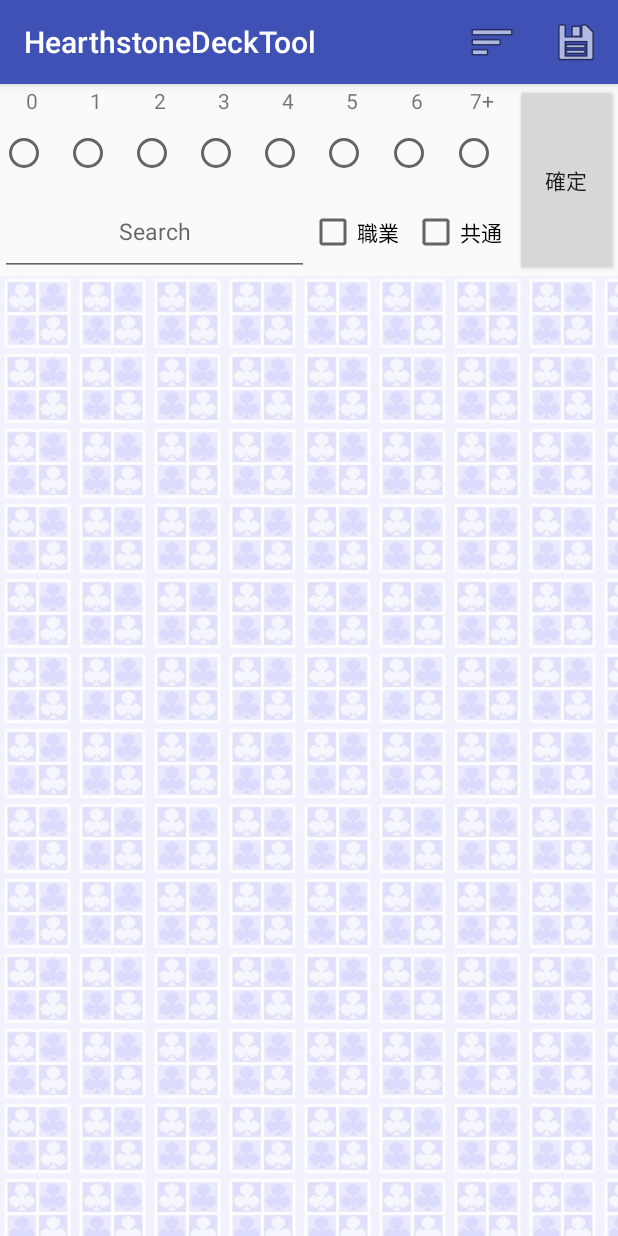
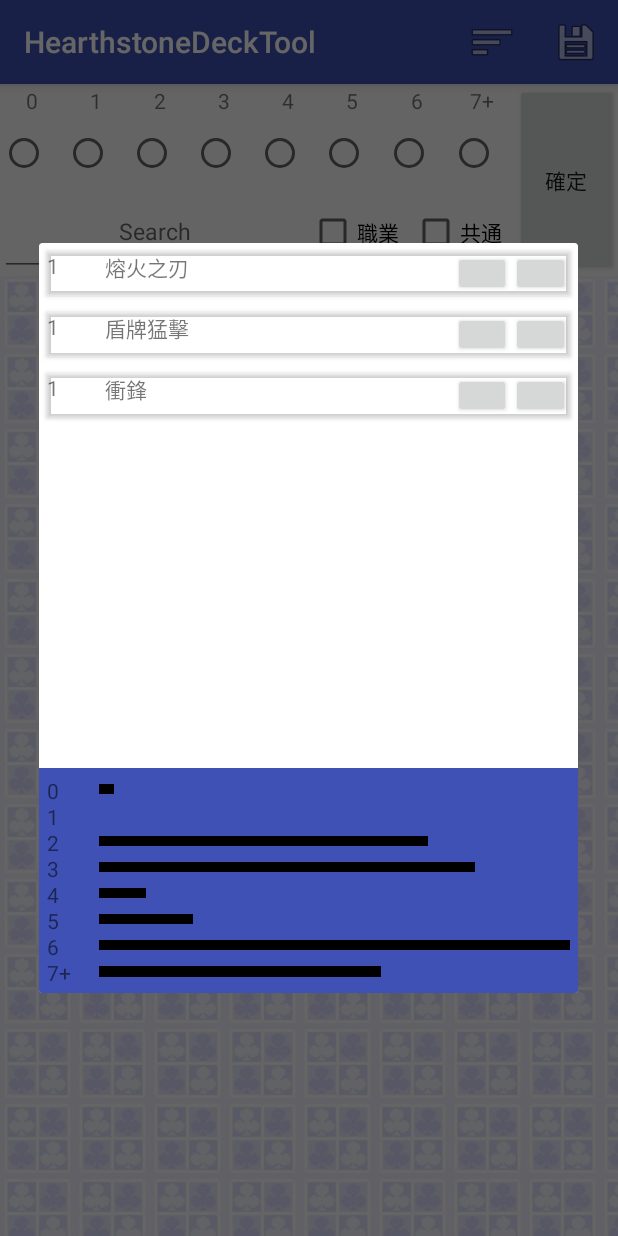
Before and after one commit to mistus/HearthstoneDeckTool, an Android app: the DeckEditActivity screen opened directly, with no data from a screen before it, after a tap on "deckDetailIcon", on a phone screen of 412 x 824 dp. Run offline under Robolectric (Android 15) with nearby library versions, the phone set to English and light mode, and no system bars; 2 statements that could not run were skipped.

Commit message:
add_deck_detail_UI_test

```diff
--- a/app/src/main/java/mistus/hearthstonedecktool/Activity/DeckEditActivity.java
+++ b/app/src/main/java/mistus/hearthstonedecktool/Activity/DeckEditActivity.java
@@ -1,5 +1,6 @@
 package mistus.hearthstonedecktool.Activity;
 
+import android.app.DialogFragment;
 import android.content.Intent;
 import android.database.Cursor;
 import android.database.sqlite.SQLiteDatabase;
@@ -17,10 +18,10 @@ import android.widget.EditText;
 import android.widget.RadioButton;
 import android.widget.RadioGroup;
 import android.view.Menu;
-import java.util.ArrayList;
 import mistus.hearthstonedecktool.CardView.Card.CardRecycleViewAdapter;
 import mistus.hearthstonedecktool.Common.Common;
 import mistus.hearthstonedecktool.Database.DeckToolDatabaseHelper;
+import mistus.hearthstonedecktool.FragmentDialog.deck_list_detail_fragment_dialog;
 import mistus.hearthstonedecktool.R;
 
 
@@ -31,7 +32,7 @@ public class DeckEditActivity extends AppCompatActivity {
     private String careerName;
     private int careerNameId;
     private String TypeName;
-    private ArrayList cardList;
+    private int[] cardList;
 
     private RadioGroup cardLevelRadioGroup;
     private EditText searchBar;
@@ -39,11 +40,15 @@ public class DeckEditActivity extends AppCompatActivity {
     private CheckBox isCommonCheckbox;
     private Button decideButton;
 
+    private RecyclerView DeckListDetailRecycler;
     @Override
     protected void onCreate(Bundle savedInstanceState) {
         super.onCreate(savedInstanceState);
         setContentView(R.layout.activity_deck_edit_layout);
         _init();
+
+        //TestUI
+        cardList = new int[]{11011,11010,11009};
     }
 
     @Override
@@ -51,17 +56,23 @@ public class DeckEditActivity extends AppCompatActivity {
         getMenuInflater().inflate(R.menu.menu_deck_edit_page, menu);
         return super.onCreateOptionsMenu(menu);
     }
+
     @Override
     public boolean onOptionsItemSelected(MenuItem item){
         switch (item.getItemId()){
             case R.id.deckDetailIcon:
+                Log.e("deckDetailIcon","-----------------");
+                _open_deck_detail_button_event();
                 return true;
             case R.id.deckSaveIcon:
+                Log.e("deckSaveIcon","-----------------");
                 return true;
             default:
+                Log.e("default","-----------------");
                 return super.onOptionsItemSelected(item);
         }
     }
+
     private void _init(){
         cardLevelRadioGroup = (RadioGroup)findViewById(R.id.cardLevel);
         searchBar = (EditText)findViewById(R.id.SearchBar);
@@ -82,12 +93,12 @@ public class DeckEditActivity extends AppCompatActivity {
             }
         });
 
+        DeckListDetailRecycler = (RecyclerView)findViewById(R.id.deck_list_recycler);
         String SQL = getSQL();
         _createCards(SQL);
     }
 
-    private String getSQL(){
-
+    private String getSQL() {
         int checkedLevelId = cardLevelRadioGroup.getCheckedRadioButtonId();
         RadioButton levelRadioButton = (RadioButton)cardLevelRadioGroup.findViewById(checkedLevelId);
 
@@ -170,8 +181,6 @@ public class DeckEditActivity extends AppCompatActivity {
             cursor.moveToNext();
             ids[i] = cursor.getInt(0);
             names[i] = cursor.getString(1);
-//            Log.e("name", cursor.getString(1));
-//            Log.e("count", Integer.toString(i));
         }
 
         cursor.close();
@@ -207,6 +216,14 @@ public class DeckEditActivity extends AppCompatActivity {
             default:
                 return 0;
         }
+    }
 
+    private void _open_deck_detail_button_event(){
+        DialogFragment dialog = new deck_list_detail_fragment_dialog();
+        Bundle bundle = new Bundle();
+        bundle.putIntArray("cardList",cardList);
+        dialog.setArguments(bundle);
+        dialog.show(this.getFragmentManager(), "deck_list_detail_fragment_dialog");
     }
+
 }
--- /dev/null
+++ b/app/src/main/java/mistus/hearthstonedecktool/CardView/DeckListDetail/DeckListDetailRecycleViewAdapter.java
@@ -0,0 +1,49 @@
+package mistus.hearthstonedecktool.CardView.DeckListDetail;
+
+import android.support.v7.widget.CardView;
+import android.support.v7.widget.RecyclerView;
+import android.view.LayoutInflater;
+import android.view.ViewGroup;
+import android.widget.TextView;
+import mistus.hearthstonedecktool.R;
+
+public class DeckListDetailRecycleViewAdapter extends RecyclerView.Adapter<DeckListDetailRecycleViewAdapter.ViewHolder>
+{
+    private int cardLevel[];
+    private String cardName[];
+
+    public DeckListDetailRecycleViewAdapter(int[] cardLevel, String[] cardName){
+        this.cardLevel = cardLevel;
+        this.cardName = cardName;
+    }
+
+    public static class ViewHolder extends RecyclerView.ViewHolder{
+        private CardView cardView;
+        public ViewHolder(CardView view) {
+            super(view);
+            cardView = view;
+        }
+    }
+
+    @Override
+    public DeckListDetailRecycleViewAdapter.ViewHolder onCreateViewHolder(ViewGroup parent, int viewType){
+        CardView cardView = (CardView) LayoutInflater.from(parent.getContext()).
+                inflate(R.layout.cardview_deck_list_detail, parent, false);
+        return new DeckListDetailRecycleViewAdapter.ViewHolder(cardView);
+    }
+
+    @Override
+    public void onBindViewHolder(DeckListDetailRecycleViewAdapter.ViewHolder holder, int position){
+        CardView cardView = holder.cardView;
+        TextView name = (TextView)cardView.findViewById(R.id.cardName);
+        name.setText(cardName[position]);
+
+        TextView level = (TextView)cardView.findViewById(R.id.cardLevel);
+        level.setText(Integer.toString(cardLevel[position]));
+    }
+
+    @Override
+    public int getItemCount(){
+        return cardName.length;
+    }
+}
--- /dev/null
+++ b/app/src/main/java/mistus/hearthstonedecktool/FragmentDialog/deck_list_detail_fragment_dialog.java
@@ -0,0 +1,79 @@
+package mistus.hearthstonedecktool.FragmentDialog;
+
+import android.app.AlertDialog;
+import android.app.Dialog;
+import android.app.DialogFragment;
+import android.database.Cursor;
+import android.database.sqlite.SQLiteDatabase;
+import android.database.sqlite.SQLiteOpenHelper;
+import android.os.Bundle;
+import android.support.v7.widget.LinearLayoutManager;
+import android.support.v7.widget.RecyclerView;
+import android.util.Log;
+import android.view.LayoutInflater;
+import android.view.View;
+import mistus.hearthstonedecktool.CardView.DeckListDetail.DeckListDetailRecycleViewAdapter;
+import mistus.hearthstonedecktool.Database.DeckToolDatabaseHelper;
+import mistus.hearthstonedecktool.R;
+
+public class deck_list_detail_fragment_dialog extends DialogFragment{
+
+    private int[] cardList;
+    private RecyclerView DeckListDetailRecycler;
+
+    @Override
+    public void onCreate(Bundle savedInstanceState) {
+        super.onCreate(savedInstanceState);
+        cardList = getArguments().getIntArray("cardList");
+    }
+//            dialog.getWindow().setLayout(ViewGroup.LayoutParams.MATCH_PARENT, ViewGroup.LayoutParams.MATCH_PARENT);
+//            dialog.getWindow().setBackgroundDrawable(new ColorDrawable(Color.TRANSPARENT));
+
+    @Override
+    public Dialog onCreateDialog(Bundle savedInstanceState) {
+        AlertDialog.Builder builder = new AlertDialog.Builder(getActivity());
+        LayoutInflater inflater = getActivity().getLayoutInflater();
+        View view  = inflater.inflate(R.layout.dialogview_deck_detail, null);
+        DeckListDetailRecycler = (RecyclerView)view.findViewById(R.id.deck_list_recycler);
+        _createDeckListDetailDialog();
+
+        builder.setView(view);
+        return builder.create();
+    }
+
+    private void _createDeckListDetailDialog (){
+        String cardIds = "(";
+        for(int i : cardList){
+            cardIds = cardIds + Integer.toString(i);
+            cardIds = cardIds +",";
+        }
+        cardIds = cardIds.substring(0,cardIds.length()-1);
+        cardIds = cardIds + ")";
+
+        SQLiteOpenHelper DeckToolDatabaseHelper = new DeckToolDatabaseHelper(getActivity());
+        SQLiteDatabase DB = DeckToolDatabaseHelper.getReadableDatabase();
+        String SQL = "select * from card where id in " + cardIds;
+
+        Cursor cursor = DB.rawQuery(SQL  ,null);
+        int count = cursor.getCount();
+        int[] levelList = new int[count] ;
+        String[] nameList = new String [count];
+
+        for(int i=0; i < count; i++){
+            cursor.moveToNext();
+            levelList[i] = cursor.getInt(2);
+            nameList[i] = cursor.getString(1);
+            Log.e("name", cursor.getString(1));
+            Log.e("levelList", Integer.toString(cursor.getInt(2)));
+        }
+        cursor.close();
+        DB.close();
+
+        DeckListDetailRecycleViewAdapter adapter = new DeckListDetailRecycleViewAdapter(levelList, nameList);
+
+        DeckListDetailRecycler.setAdapter(adapter);
+        LinearLayoutManager layoutManager = new LinearLayoutManager(getActivity());
+        DeckListDetailRecycler.setLayoutManager(layoutManager);
+        DeckListDetailRecycler.setAdapter(adapter);
+    }
+}
--- /dev/null
+++ b/app/src/main/res/layout/cardview_deck_list_detail.xml
@@ -0,0 +1,43 @@
+<?xml version="1.0" encoding="utf-8"?>
+
+<android.support.v7.widget.CardView
+    xmlns:android="http://schemas.android.com/apk/res/android"
+    xmlns:card_view="http://schemas.android.com/apk/res-auto"
+    android:id="@+id/deck_detail_view"
+    android:layout_width="match_parent"
+    android:layout_height="30dp"
+    card_view:cardBackgroundColor="@android:color/transparent"
+    card_view:cardElevation="2dp"
+    android:layout_margin="5dp">
+
+    <LinearLayout
+        android:layout_width="match_parent"
+        android:layout_height="match_parent"
+        android:orientation="horizontal">
+
+        <TextView
+            android:layout_width="0dp"
+            android:layout_height="match_parent"
+            android:id="@+id/cardLevel"
+            android:layout_weight="1"
+            android:text="0"/>
+        <TextView
+            android:layout_width="0dp"
+            android:layout_height="match_parent"
+            android:layout_weight="6"
+            android:id="@+id/cardName"
+            android:text="心靈之怒"/>
+        <Button
+            android:layout_width="0dp"
+            android:layout_height="match_parent"
+            android:layout_weight="1"
+            android:src="@android:drawable/ic_menu_add"/>
+        <Button
+            android:layout_width="0dp"
+            android:layout_height="match_parent"
+            android:layout_weight="1"
+            android:src="@android:drawable/ic_menu_delete"/>
+    </LinearLayout>
+
+
+</android.support.v7.widget.CardView>
--- /dev/null
+++ b/app/src/main/res/layout/dialog_test.xml
@@ -0,0 +1,16 @@
+<?xml version="1.0" encoding="utf-8"?>
+<LinearLayout xmlns:android="http://schemas.android.com/apk/res/android"
+    android:orientation="vertical"
+    android:layout_width="100dp"
+    android:layout_height="500dp">
+
+    <ImageButton
+        android:layout_width="match_parent"
+        android:layout_height="450dp"
+        android:text="123"/>
+
+    <ImageButton
+        android:layout_width="match_parent"
+        android:layout_height="50dp"
+        android:text="123"/>
+</LinearLayout>
--- /dev/null
+++ b/app/src/main/res/layout/dialogview_deck_detail.xml
@@ -0,0 +1,253 @@
+<?xml version="1.0" encoding="utf-8"?>
+<LinearLayout xmlns:android="http://schemas.android.com/apk/res/android"
+    android:orientation="vertical"
+    android:layout_width="match_parent"
+    android:layout_height="match_parent">
+    <!--<LinearLayout-->
+        <!--android:layout_width="match_parent"-->
+        <!--android:layout_height="0dp"-->
+        <!--android:layout_weight="1"-->
+        <!--android:orientation="vertical">-->
+
+        <android.support.v7.widget.RecyclerView
+            android:id="@+id/deck_list_recycler"
+            android:scrollbars="vertical"
+            android:layout_width="match_parent"
+            android:layout_height="350dp">
+
+        </android.support.v7.widget.RecyclerView>
+    <!--</LinearLayout>-->
+    <LinearLayout
+        android:layout_width="match_parent"
+        android:layout_height="150dp"
+        android:padding="5dp"
+        android:orientation="vertical"
+        android:background="@color/colorPrimary">
+        <!--GraphLevel0-->
+        <LinearLayout
+            android:layout_width="match_parent"
+            android:layout_height="0dp"
+            android:orientation="horizontal"
+            android:layout_weight="1">
+            <TextView
+                android:layout_width="0dp"
+                android:layout_height="match_parent"
+                android:layout_weight="1"
+                android:text="0"/>
+            <LinearLayout
+                android:layout_width="0dp"
+                android:layout_height="match_parent"
+                android:layout_weight="9">
+                <TextView
+                    android:layout_marginTop="5dp"
+                    android:layout_marginBottom="5dp"
+                    android:layout_width="0dp"
+                    android:layout_height="match_parent"
+                    android:layout_weight="1"
+                    android:background="#000000"/>
+                <TextView
+                    android:layout_width="0dp"
+                    android:layout_height="match_parent"
+                    android:layout_weight="30"/>
+            </LinearLayout>
+        </LinearLayout>
+        <!--GraphLevel1-->
+        <LinearLayout
+            android:layout_width="match_parent"
+            android:layout_height="0dp"
+            android:orientation="horizontal"
+            android:layout_weight="1">
+            <TextView
+                android:layout_width="0dp"
+                android:layout_height="match_parent"
+                android:layout_weight="1"
+                android:text="1"/>
+            <LinearLayout
+                android:layout_width="0dp"
+                android:layout_height="match_parent"
+                android:layout_weight="9">
+                <TextView
+                    android:layout_marginTop="5dp"
+                    android:layout_marginBottom="5dp"
+                    android:layout_width="0dp"
+                    android:layout_height="match_parent"
+                    android:layout_weight="0"
+                    android:background="#000000"/>
+                <TextView
+                    android:layout_width="0dp"
+                    android:layout_height="match_parent"
+                    android:layout_weight="10"/>
+            </LinearLayout>
+        </LinearLayout>
+        <!--GraphLevel2-->
+        <LinearLayout
+            android:layout_width="match_parent"
+            android:layout_height="0dp"
+            android:orientation="horizontal"
+            android:layout_weight="1">
+            <TextView
+                android:layout_width="0dp"
+                android:layout_height="match_parent"
+                android:layout_weight="1"
+                android:text="2"/>
+            <LinearLayout
+                android:layout_width="0dp"
+                android:layout_height="match_parent"
+                android:layout_weight="9">
+                <TextView
+                    android:layout_marginTop="5dp"
+                    android:layout_marginBottom="5dp"
+                    android:layout_width="0dp"
+                    android:layout_height="match_parent"
+                    android:layout_weight="7"
+                    android:background="#000000"/>
+                <TextView
+                    android:layout_width="0dp"
+                    android:layout_height="match_parent"
+                    android:layout_weight="3"/>
+            </LinearLayout>
+        </LinearLayout>
+
+    <!--GraphLevel3-->
+    <LinearLayout
+        android:layout_width="match_parent"
+        android:layout_height="0dp"
+        android:orientation="horizontal"
+        android:layout_weight="1">
+        <TextView
+            android:layout_width="0dp"
+            android:layout_height="match_parent"
+            android:layout_weight="1"
+            android:text="3"/>
+        <LinearLayout
+            android:layout_width="0dp"
+            android:layout_height="match_parent"
+            android:layout_weight="9">
+            <TextView
+                android:layout_marginTop="5dp"
+                android:layout_marginBottom="5dp"
+                android:layout_width="0dp"
+                android:layout_height="match_parent"
+                android:layout_weight="8"
+                android:background="#000000"/>
+            <TextView
+                android:layout_width="0dp"
+                android:layout_height="match_parent"
+                android:layout_weight="2"/>
+        </LinearLayout>
+    </LinearLayout>
+        <!--GraphLevel4-->
+        <LinearLayout
+            android:layout_width="match_parent"
+            android:layout_height="0dp"
+            android:orientation="horizontal"
+            android:layout_weight="1">
+            <TextView
+                android:layout_width="0dp"
+                android:layout_height="match_parent"
+                android:layout_weight="1"
+                android:text="4"/>
+            <LinearLayout
+                android:layout_width="0dp"
+                android:layout_height="match_parent"
+                android:layout_weight="9">
+                <TextView
+                    android:layout_marginTop="5dp"
+                    android:layout_marginBottom="5dp"
+                    android:layout_width="0dp"
+                    android:layout_height="match_parent"
+                    android:layout_weight="1"
+                    android:background="#000000"/>
+                <TextView
+                    android:layout_width="0dp"
+                    android:layout_height="match_parent"
+                    android:layout_weight="9"/>
+            </LinearLayout>
+        </LinearLayout>
+        <!--GraphLevel5-->
+        <LinearLayout
+            android:layout_width="match_parent"
+            android:layout_height="0dp"
+            android:orientation="horizontal"
+            android:layout_weight="1">
+            <TextView
+                android:layout_width="0dp"
+                android:layout_height="match_parent"
+                android:layout_weight="1"
+                android:text="5"/>
+            <LinearLayout
+                android:layout_width="0dp"
+                android:layout_height="match_parent"
+                android:layout_weight="9">
+                <TextView
+                    android:layout_marginTop="5dp"
+                    android:layout_marginBottom="5dp"
+                    android:layout_width="0dp"
+                    android:layout_height="match_parent"
+                    android:layout_weight="2"
+                    android:background="#000000"/>
+                <TextView
+                    android:layout_width="0dp"
+                    android:layout_height="match_parent"
+                    android:layout_weight="8"/>
+            </LinearLayout>
+        </LinearLayout>
+        <!--GraphLevel6-->
+        <LinearLayout
+            android:layout_width="match_parent"
+            android:layout_height="0dp"
+            android:orientation="horizontal"
+            android:layout_weight="1">
+            <TextView
+                android:layout_width="0dp"
+                android:layout_height="match_parent"
+                android:layout_weight="1"
+                android:text="6"/>
+            <LinearLayout
+                android:layout_width="0dp"
+                android:layout_height="match_parent"
+                android:layout_weight="9">
+                <TextView
+                    android:layout_marginTop="5dp"
+                    android:layout_marginBottom="5dp"
+                    android:layout_width="0dp"
+                    android:layout_height="match_parent"
+                    android:layout_weight="10"
+                    android:background="#000000"/>
+                <TextView
+                    android:layout_width="0dp"
+                    android:layout_height="match_parent"
+                    android:layout_weight="0"/>
+            </LinearLayout>
+
+        </LinearLayout>
+        <!--GraphLevel7+-->
+        <LinearLayout
+            android:layout_width="match_parent"
+            android:layout_height="0dp"
+            android:orientation="horizontal"
+            android:layout_weight="1">
+            <TextView
+                android:layout_width="0dp"
+                android:layout_height="match_parent"
+                android:layout_weight="1"
+                android:text="7+"/>
+            <LinearLayout
+                android:layout_width="0dp"
+                android:layout_height="match_parent"
+                android:layout_weight="9">
+                <TextView
+                    android:layout_marginTop="5dp"
+                    android:layout_marginBottom="5dp"
+                    android:layout_width="0dp"
+                    android:layout_height="match_parent"
+                    android:layout_weight="6"
+                    android:background="#000000"/>
+                <TextView
+                    android:layout_width="0dp"
+                    android:layout_height="match_parent"
+                    android:layout_weight="4"/>
+            </LinearLayout>
+        </LinearLayout>
+    </LinearLayout>
+</LinearLayout>
```
